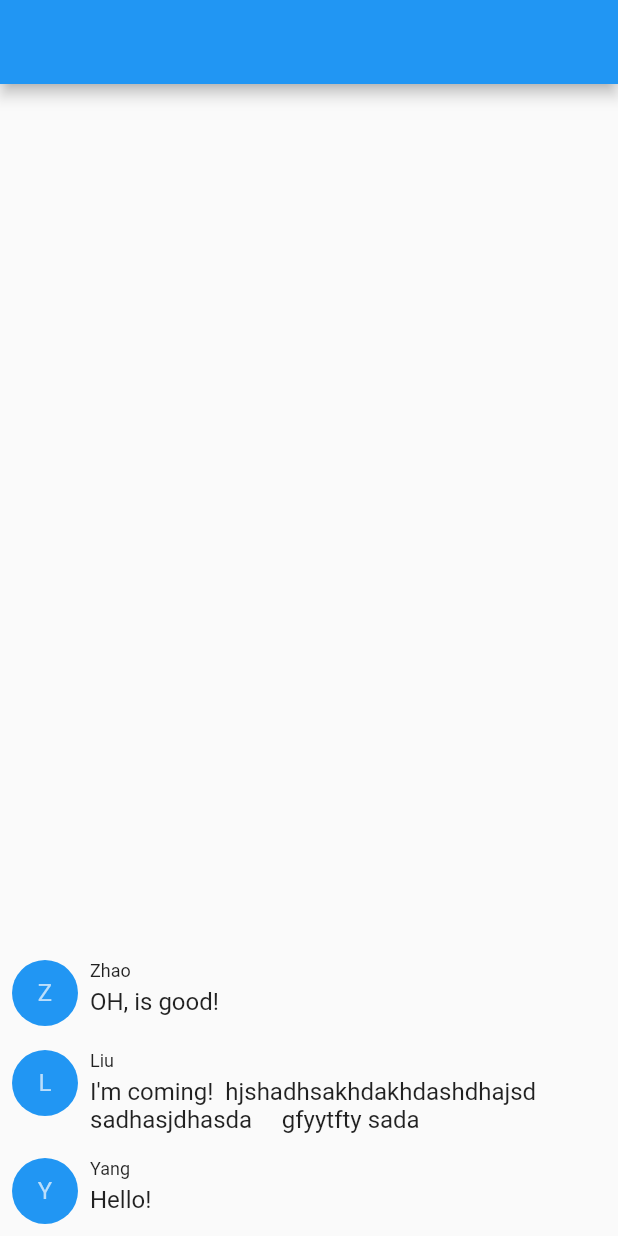
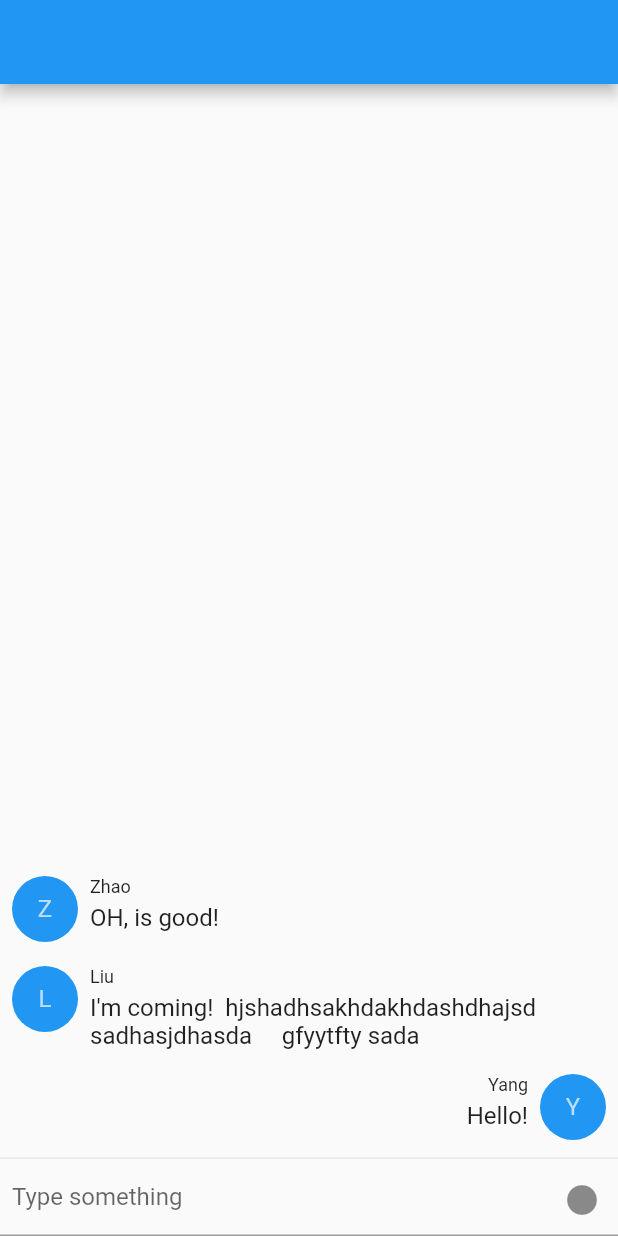
Before and after one commit to MingTain/chatter, a Flutter app: the ChatPage screen opened directly with empty values, on a phone screen of 412 x 824 dp. Run offline on Flutter 3.47's test engine with Material 2 defaults, Android fonts, the phone set to English and light mode, and no system bars.

Commit message:
Add chat Textfield

```diff
--- a/lib/chat.dart
+++ b/lib/chat.dart
@@ -33,6 +33,25 @@ class _ChatPageState extends State<ChatPage> {
     Message(Contact('Zhao'), 'OH, is good!', MessageType.text)
   ];
 
+  final TextEditingController _controller = TextEditingController();
+
+
+
+  _send() async {
+    setState(() {
+      messages.insert(0, Message(Contact('Yang'), _controller.text, MessageType.text));
+      _controller.clear();
+    });
+  }
+
+  VoidCallback _getSendAction() {
+    if (_controller.text.isEmpty) {
+      return null;
+    } else {
+      return _send();
+    }
+  }
+
   @override
   Widget build(BuildContext context) {
     return Scaffold(
@@ -48,7 +67,24 @@ class _ChatPageState extends State<ChatPage> {
                   (_, index) => MessageListItem(message: messages[index]),
               itemCount: messages.length,
             ),
-          )
+          ),
+          Divider(height: 8,),
+          TextField(
+            controller: _controller,
+            maxLines: null,
+            keyboardType: TextInputType.text,
+            textInputAction: TextInputAction.send,
+            onEditingComplete: _getSendAction,
+            autofocus: false,
+            decoration: InputDecoration(
+              hintText: 'Type something',
+              prefix: Padding(padding: EdgeInsets.only(left: 8)),
+              suffixIcon: IconButton(
+                onPressed: _getSendAction,
+                icon: Icon(IconData(0xe163, fontFamily: 'MaterialIcons', matchTextDirection: true)),
+              )
+            ),
+          ),
         ],
       ),
     );
@@ -63,8 +99,47 @@ class MessageListItem extends StatelessWidget {
   MessageListItem({Key key, @required this.message}):
         super(key: ObjectKey(message));
 
-  @override
-  Widget build(BuildContext context) {
+  Widget _buildMessageItemSend(BuildContext context) {
+    return Padding(
+      padding: EdgeInsets.all(8.0),
+      child: Row(
+        crossAxisAlignment: CrossAxisAlignment.start,
+        children: <Widget>[
+          Flexible(
+            fit: FlexFit.tight,
+            child: Column(
+              crossAxisAlignment: CrossAxisAlignment.end,
+              children: <Widget>[
+                Padding(
+                  padding: EdgeInsets.only(bottom: 4.0),
+                  child: Text(
+                    message.contact.name,
+                    style: TextStyle(fontSize: 12.0),
+                  ),
+                ),
+                Text(
+                  message.data,
+                  style: TextStyle(fontSize: 16.0),
+                )
+              ],
+            ),
+          ),
+          Padding(
+            padding: EdgeInsets.only(left: 8.0),
+            child: CircleAvatar(
+                radius: 22.0,
+                backgroundColor: Theme.of(context).primaryColor,
+                child: Text(
+                  message.contact.name[0],
+                )
+            ),
+          )
+        ],
+      ),
+    );
+  }
+
+  Widget _buildMessageItemReceived(BuildContext context) {
     return Padding(
       padding: EdgeInsets.all(8.0),
       child: Row(
@@ -103,4 +178,13 @@ class MessageListItem extends StatelessWidget {
       ),
     );
   }
+
+  @override
+  Widget build(BuildContext context) {
+    if (message.contact.name == 'Yang') {
+      return _buildMessageItemSend(context);
+    } else {
+      return _buildMessageItemReceived(context);
+    }
+  }
 }
--- a/lib/main.dart
+++ b/lib/main.dart
@@ -64,6 +64,7 @@ class _MyHomePageState extends State<MyHomePage> {
 
   _refresh() async {
     // TODO load msg
+    needRefresh = false;
     setState(() {
       name = 'Need refresh';
     });
```
Also changed, not shown: pubspec.lock, 1 other file.
